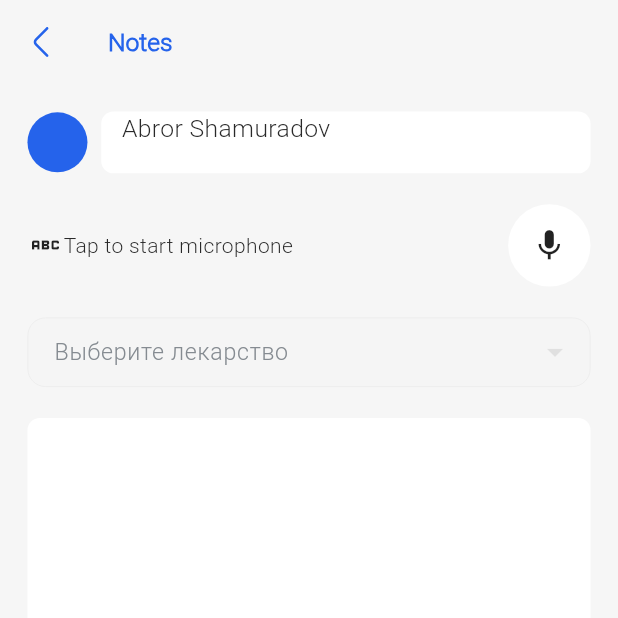
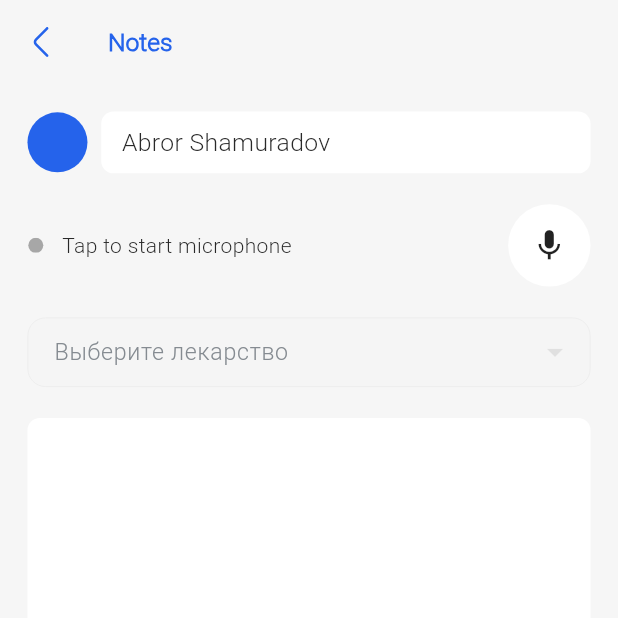
Before and after one commit to TheAbror/med_card, a Flutter app: the AcceptPatientPage screen opened by its route, on a phone screen of 412 x 824 dp, the top half of it. Run offline on Flutter 3.47's test engine with Material 3 defaults, Android fonts, the phone set to English and light mode, and no system bars; our stand-ins replace bot_toast, chopper, equatable, fl_chart, flutter_bloc, flutter_screenutil and 4 more; missing offline and left inert: flutter_dialogs; accounts and stored records are empty; generated files the repository leaves out were written again.

Commit message:
accept patient page added listof pills

```diff
--- a/lib/core/utils/app_strings.dart
+++ b/lib/core/utils/app_strings.dart
@@ -51,5 +51,25 @@ class AppStrings {
     'Метронидазол - 250 мг, 20 таблеток',
     'Ношпа - 40 мг, 20 таблеток',
     'Фуразолидон - 100 мг, 20 капсул',
+    'Аскорбиновая кислота - 500 мг, 10 таблеток',
+    'Ампициллин - 500 мг, 20 капсул',
+    'Парацетамол - 500 мг, 10 таблеток',
+    'Ибупрофен - 200 мг, 20 таблеток',
+    'Дексаметазон - 0.5 мг, 10 таблеток',
+    'Эритромицин - 250 мг, 10 таблеток',
+    'Кеторолак - 10 мг, 10 таблеток',
+    'Дипразин - 25 мг, 20 таблеток',
+    'Азитромицин - 500 мг, 3 таблетки',
+    'Амоксициллин - 500 мг, 10 капсул',
+    'Диклофенак - 50 мг, 20 таблеток',
+    'Кларитромицин - 250 мг, 10 таблеток',
+    'Метронидазол - 250 мг, 20 таблеток',
+    'Ношпа - 40 мг, 20 таблеток',
+    'Фуразолидон - 100 мг, 20 капсул',
+    'Димедрол - 25 мг, 10 таблеток',
+    'Лоратадин - 10 мг, 20 таблеток',
+    'Цетирин - 10 мг, 20 таблеток',
+    'Бромгексин - 8 мг, 20 таблеток',
+    'Фенистил - 1 мг, 10 таблеток',
   ];
 }
--- a/lib/lib/doc_root_page/tabs/doc_appointment_tab/accept_patient.dart
+++ b/lib/lib/doc_root_page/tabs/doc_appointment_tab/accept_patient.dart
@@ -54,7 +54,7 @@ class _AcceptPatientPageState extends State<AcceptPatientPage> {
                 Expanded(
                   child: Container(
                     height: 40.h,
-                    padding: EdgeInsets.only(left: 12.w),
+                    padding: EdgeInsets.only(left: 12.w, top: 9.h),
                     decoration: BoxDecoration(
                       color: AppColors.float,
                       borderRadius: BorderRadius.circular(8.r),
@@ -70,7 +70,14 @@ class _AcceptPatientPageState extends State<AcceptPatientPage> {
             SizedBox(height: 20.h),
             Row(
               children: [
-                Icon(Icons.abc),
+                Assets.icons.homeTabIcons.indicator.svg(
+                    colorFilter: ColorFilter.mode(
+                      AppColors.iconSecondary,
+                      BlendMode.srcIn,
+                    ),
+                    fit: BoxFit.fill,
+                    height: 10),
+                SizedBox(width: 10.w),
                 Text('Tap to start microphone'),
                 Spacer(),
                 Container(
```
